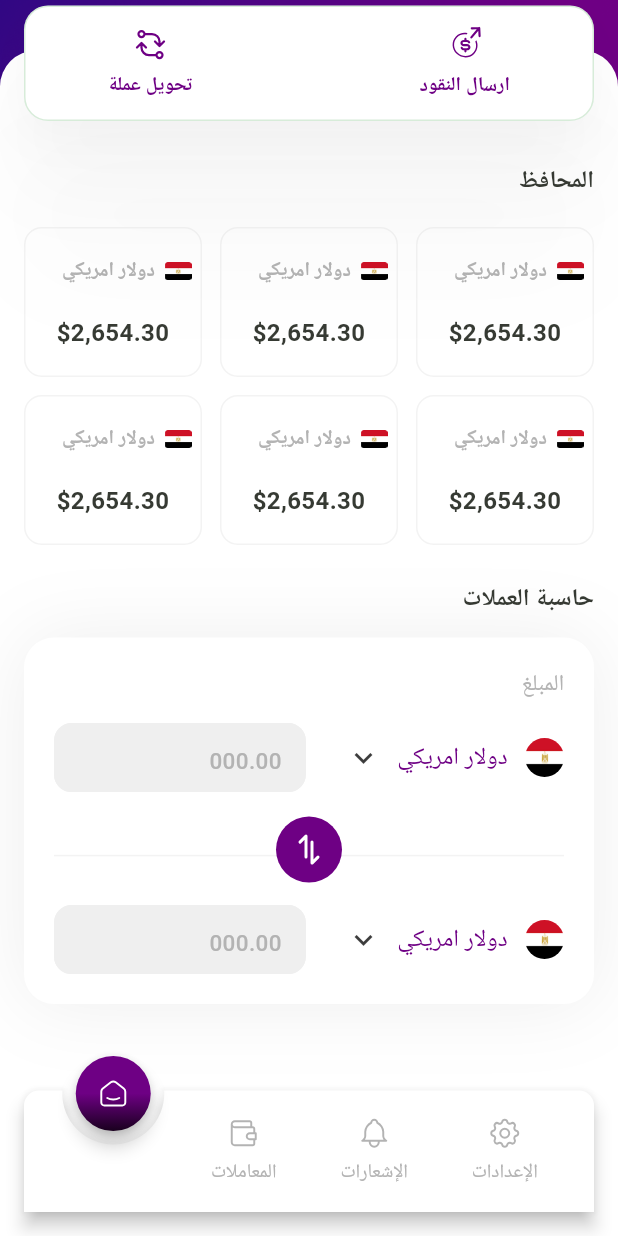
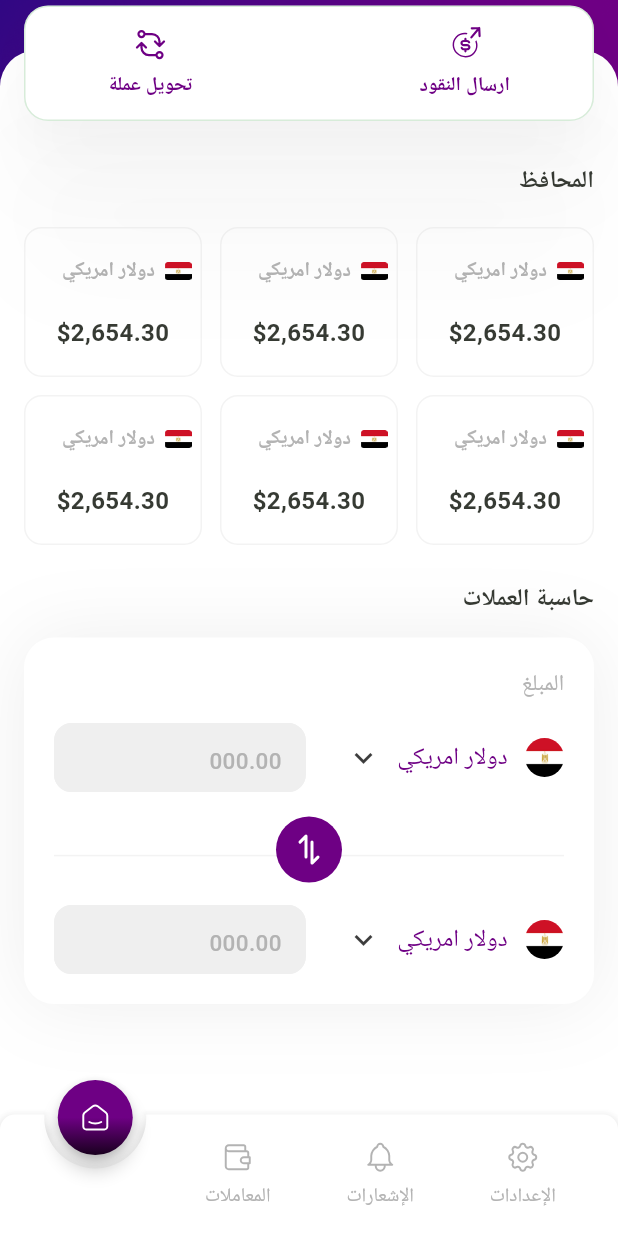
Before and after one commit to salsabilelshiekh2022/Al-alamia, a Flutter app: the MainNavigationView screen opened by its route, scrolled down 88 dp, on a phone screen of 412 x 824 dp. Run offline on Flutter 3.47's test engine with Material 3 defaults, Android fonts, the phone set to English and light mode, and no system bars; drawn by our look-alikes of animated_notch_bottom_bar; our stand-ins replace cached_network_image, dartz, dio, dotted_border, easy_localization, firebase_messaging and 11 more; missing offline and left inert: requests_inspector; accounts and stored records are empty; network calls fail; Roboto replaces fonts that are missing (Cairo); statements that could not run were skipped.

Commit message:
feat: Refactor bottom navigation bar layout and item configuration; streamline padding and item definitions

```diff
--- a/lib/features/main_navigation/presentation/views/main_naviagtion.dart
+++ b/lib/features/main_navigation/presentation/views/main_naviagtion.dart
@@ -53,9 +53,7 @@ class _MainNavigationViewState extends State<MainNavigationView> {
         children: bottomBarPages,
       ),
 
-      bottomNavigationBar: Padding(
-        padding: const EdgeInsets.all(16.0),
-        child: AnimatedNotchBottomBar(
+      bottomNavigationBar: AnimatedNotchBottomBar(
         color: Colors.white,
         showLabel: true,
         itemLabelStyle: context.textStyles.font13RegularPrimaryColor.copyWith(
@@ -132,7 +130,6 @@ class _MainNavigationViewState extends State<MainNavigationView> {
           ),
         ],
       ),
-      ),
     );
   }
 }
```
Lines whose indentation alone changed are shown as unchanged.
